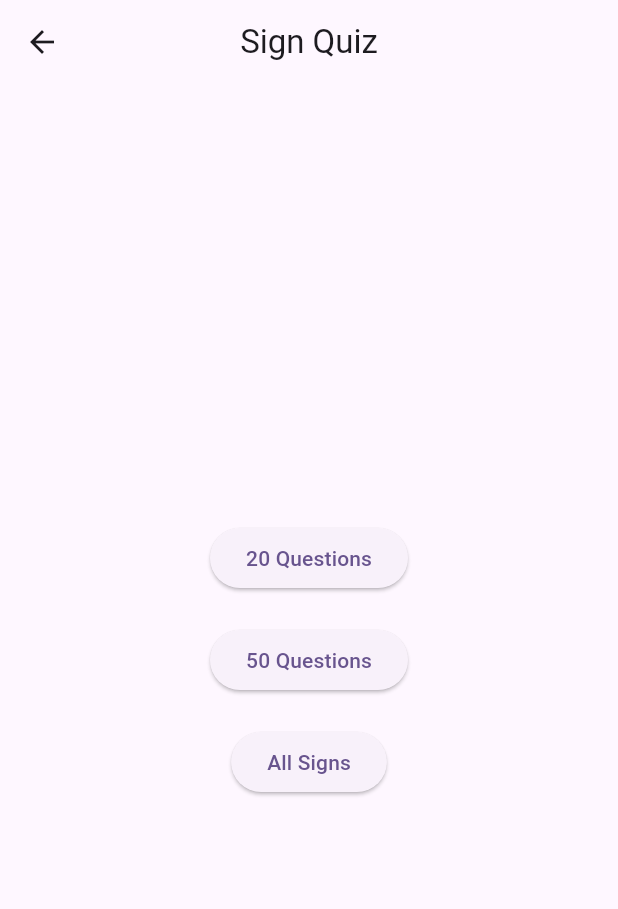
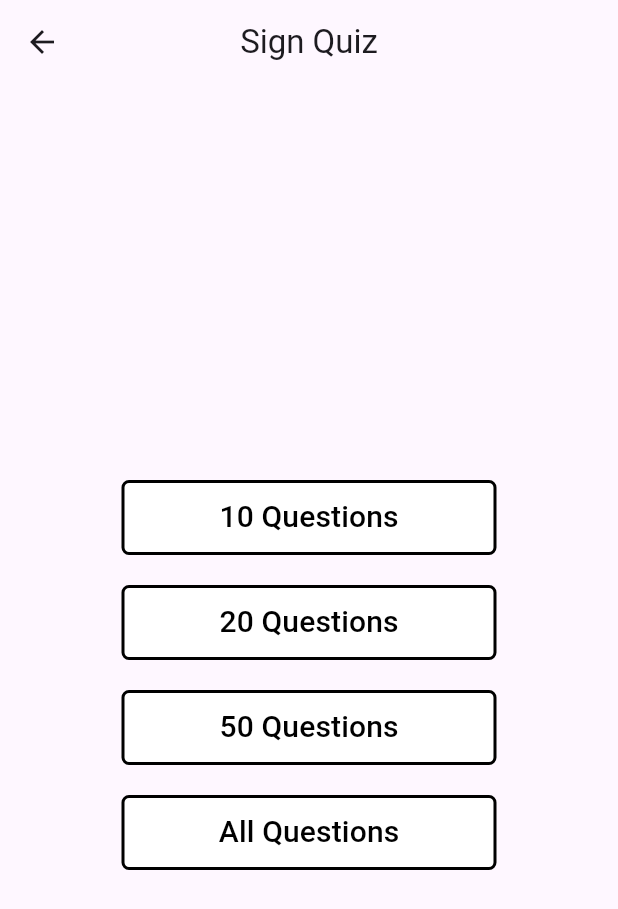
Before and after one commit to vashmp/cy_road_signs, a Flutter app: the screen it shows after launch, after a tap on "Test your knowledge", on a phone screen of 412 x 824 dp. Shown: the top 909 px of the screen. Run offline on Flutter 3.47's test engine with Material 3 defaults, Android fonts, the phone set to English and light mode, and no system bars.

Commit message:
ui changes, to-do -> think about to avoid code duplication for actionButton

```diff
--- a/lib/screens/home/home_screen.dart
+++ b/lib/screens/home/home_screen.dart
@@ -8,12 +8,20 @@ class HomeScreen extends StatelessWidget {
   Widget build(BuildContext context) {
     return Scaffold(
       appBar: AppBar(
-        title: const Text('Cyprus Road Signs'),
         actions: [
           IconButton(
             icon: const Icon(Icons.language),
             onPressed: () {
-              // Add your language change logic here
+              showDialog(
+                  context: context,
+                  builder: (_) => AlertDialog(
+                        title: Row(
+                          children: [
+                            const Text('Under construction'),
+                            const Icon(Icons.construction),
+                          ],
+                        ),
+                      ));
             },
           ),
         ],
@@ -27,12 +35,12 @@ class HomeScreen extends StatelessWidget {
                 'Welcome to Cyprus Road Signs',
                 style: TextStyle(fontSize: 24),
               ),
-              Image(image: AssetImage('images/cyprrus2.jpeg')),
+              ClipOval(child: Image(image: AssetImage('images/cyprus.jpg'))),
               SizedBox(height: 20),
               actionButton('All road signs', () {
                 navigateToScreen(context, AllSignsScreen());
               }),
-              SizedBox(height: 10),
+              SizedBox(height: 20),
               actionButton('Test your knowledge', () {
                 navigateToScreen(context, SignQuizSelector());
               }),
@@ -50,9 +58,10 @@ class HomeScreen extends StatelessWidget {
         fixedSize: Size(250, 50),
         shape: RoundedRectangleBorder(
           borderRadius: BorderRadius.circular(5),
+          side: BorderSide(color: Colors.black, width: 2),
         ),
         elevation: 0,
-        backgroundColor: Colors.grey,
+        backgroundColor: Colors.white,
       ),
       onPressed: onPressed,
       child: Text(
--- a/lib/screens/quiz/quiz_screen.dart
+++ b/lib/screens/quiz/quiz_screen.dart
@@ -88,7 +88,6 @@ class _QuizScreenState extends State<QuizScreen> {
                 TextButton(
                   onPressed: () {
                     Navigator.of(context).pop();
-                    Navigator.of(context).pop();
                   },
                   child: const Text('OK'),
                 ),
@@ -104,7 +103,7 @@ class _QuizScreenState extends State<QuizScreen> {
   Widget build(BuildContext context) {
     return Scaffold(
       appBar: AppBar(
-        title: const Text('Zodiac Quiz'),
+        title: const Text('Road Sign Quiz'),
       ),
       body: Padding(
         padding: const EdgeInsets.all(16.0),
--- a/lib/screens/quiz/quiz_selector.dart
+++ b/lib/screens/quiz/quiz_selector.dart
@@ -15,45 +15,52 @@ class SignQuizSelector extends StatelessWidget {
         child: Column(
           mainAxisAlignment: MainAxisAlignment.center,
           children: [
-            ElevatedButton(
-              onPressed: () {
-                Navigator.push(
-                  context,
-                  MaterialPageRoute(
-                    builder: (context) => QuizScreen(numberOfQuestions: 20),
-                  ),
-                );
-              },
-              child: const Text('20 Questions'),
-            ),
             const SizedBox(height: 20),
-            ElevatedButton(
-              onPressed: () {
-                Navigator.push(
-                  context,
-                  MaterialPageRoute(
-                    builder: (context) => QuizScreen(numberOfQuestions: 50),
-                  ),
-                );
-              },
-              child: const Text('50 Questions'),
-            ),
+            actionButton('10 Questions', () {
+              navigateToScreen(context, QuizScreen(numberOfQuestions: 10));
+            }),
             const SizedBox(height: 20),
-            ElevatedButton(
-              onPressed: () {
-                Navigator.push(
-                  context,
-                  MaterialPageRoute(
-                    builder: (context) =>
-                        QuizScreen(numberOfQuestions: -1), // -1 for all questions
-                  ),
-                );
-              },
-              child: const Text('All Signs'),
-            ),
+            actionButton('20 Questions', () {
+              navigateToScreen(context, QuizScreen(numberOfQuestions: 20));
+            }),
+            const SizedBox(height: 20),
+            actionButton('50 Questions', () {
+              navigateToScreen(context, QuizScreen(numberOfQuestions: 50));
+            }),
+            const SizedBox(height: 20),
+            actionButton('All Questions', () {
+              navigateToScreen(context, QuizScreen(numberOfQuestions: -1));
+            }),
           ],
         ),
       ),
     );
   }
+
+  ElevatedButton actionButton(String text, VoidCallback onPressed) {
+    String buttonText = text;
+    return ElevatedButton(
+      style: ElevatedButton.styleFrom(
+        fixedSize: Size(250, 50),
+        shape: RoundedRectangleBorder(
+          borderRadius: BorderRadius.circular(5),
+          side: BorderSide(color: Colors.black, width: 2),
+        ),
+        elevation: 0,
+        backgroundColor: Colors.white,
+      ),
+      onPressed: onPressed,
+      child: Text(
+        buttonText,
+        style: TextStyle(fontSize: 20, color: Colors.black),
+      ),
+    );
+  }
+
+  void navigateToScreen(BuildContext context, Widget screen) {
+    Navigator.push(
+      context,
+      MaterialPageRoute(builder: (context) => screen),
+    );
+  }
 }
```
Also changed, not shown: images/cyprrus.jpeg (deleted), images/cyprus.jpg (added).
